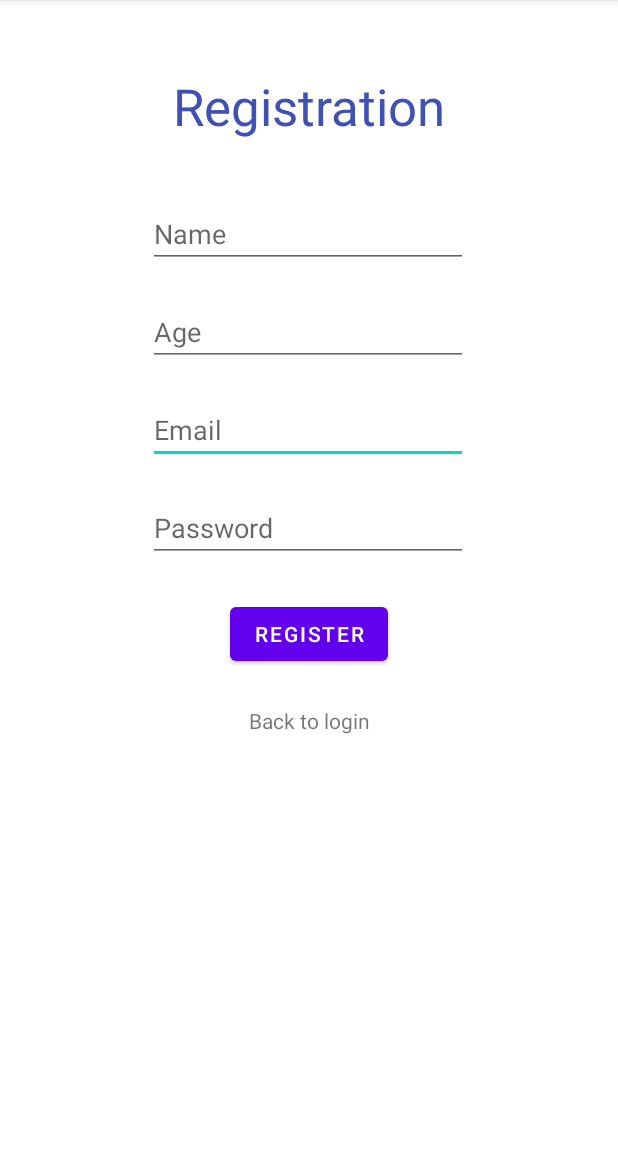
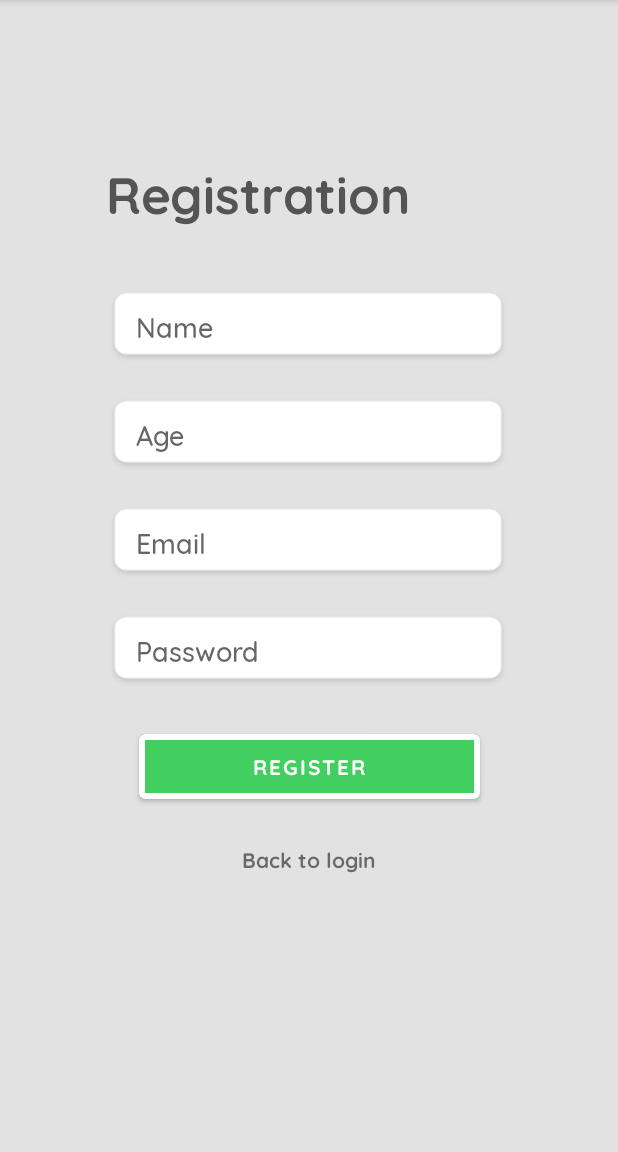
Before and after one commit to CMI-EMI-Op-Zuid/Prototype, an Android app: the RegistrationActivity screen opened directly, with no data from a screen before it, on a phone screen of 412 x 824 dp, the part 84-1236 px from its top. Run offline under Robolectric (Android 15) with nearby library versions, the phone set to English and light mode, and no system bars; our stand-ins replace Firebase (no records; nobody signed in at launch, a user with empty details on screens opened directly).

Commit message:
Registration page styled
Added styling to the registration page

```diff
--- a/app/src/main/res/layout/activity_login.xml
+++ b/app/src/main/res/layout/activity_login.xml
@@ -92,8 +92,12 @@
         android:layout_height="wrap_content"
         android:fontFamily="@font/quicksand_bold"
         android:text="Forgot password? Click here"
-        tools:layout_editor_absoluteX="110dp"
-        tools:layout_editor_absoluteY="528dp" />
+        app:layout_constraintBottom_toBottomOf="parent"
+        app:layout_constraintEnd_toEndOf="parent"
+        app:layout_constraintHorizontal_bias="0.497"
+        app:layout_constraintStart_toStartOf="parent"
+        app:layout_constraintTop_toBottomOf="@+id/Registration"
+        app:layout_constraintVertical_bias="0.082" />
 
     <ProgressBar
         android:id="@+id/progressBar"
--- a/app/src/main/res/layout/activity_registration.xml
+++ b/app/src/main/res/layout/activity_registration.xml
@@ -4,38 +4,48 @@
     xmlns:tools="http://schemas.android.com/tools"
     android:layout_width="match_parent"
     android:layout_height="match_parent"
+    android:background="#E2E2E2"
     tools:context=".RegistrationActivity">
 
     <TextView
         android:id="@+id/Banner"
         android:layout_width="wrap_content"
         android:layout_height="wrap_content"
-        android:layout_marginTop="48dp"
+        android:layout_marginTop="104dp"
+        android:fontFamily="@font/quicksand_bold"
         android:text="@string/registration"
         android:textAppearance="@style/TextAppearance.AppCompat.Display1"
-        android:textColor="#3F51B5"
+        android:textColor="#545454"
         app:layout_constraintEnd_toEndOf="parent"
+        app:layout_constraintHorizontal_bias="0.338"
         app:layout_constraintStart_toStartOf="parent"
         app:layout_constraintTop_toTopOf="parent" />
 
     <Button
         android:id="@+id/confirmRegistration"
-        android:layout_width="wrap_content"
-        android:layout_height="wrap_content"
+        android:layout_width="227dp"
+        android:layout_height="55dp"
         android:layout_marginTop="24dp"
+        android:backgroundTint="#43CF5F"
+        android:fontFamily="@font/quicksand_bold"
         android:text="@string/register"
         app:layout_constraintEnd_toEndOf="parent"
         app:layout_constraintStart_toStartOf="parent"
-        app:layout_constraintTop_toBottomOf="@+id/passwordRegistration" />
+        app:layout_constraintTop_toBottomOf="@+id/passwordRegistration"
+        app:strokeColor="#FFFFFF"
+        app:strokeWidth="6px"/>
 
     <EditText
         android:id="@+id/emailRegistration"
-        android:layout_width="wrap_content"
-        android:layout_height="wrap_content"
+        android:layout_width="269dp"
+        android:layout_height="52dp"
         android:layout_marginTop="20dp"
+        android:background="@drawable/input_bg"
         android:ems="10"
+        android:fontFamily="@font/quicksand_medium"
+        android:hint="Email"
         android:inputType="textEmailAddress"
-        android:hint="Email"
+        android:paddingLeft="20dp"
         app:layout_constraintEnd_toEndOf="parent"
         app:layout_constraintHorizontal_bias="0.497"
         app:layout_constraintStart_toStartOf="parent"
@@ -43,12 +53,15 @@
 
     <EditText
         android:id="@+id/nameRegistration"
-        android:layout_width="wrap_content"
-        android:layout_height="wrap_content"
+        android:layout_width="269dp"
+        android:layout_height="52dp"
         android:layout_marginTop="40dp"
+        android:background="@drawable/input_bg"
         android:ems="10"
+        android:fontFamily="@font/quicksand_medium"
         android:hint="Name"
         android:inputType="textPersonName"
+        android:paddingLeft="20dp"
         app:layout_constraintEnd_toEndOf="parent"
         app:layout_constraintHorizontal_bias="0.497"
         app:layout_constraintStart_toStartOf="parent"
@@ -56,12 +69,15 @@
 
     <EditText
         android:id="@+id/editAge"
-        android:layout_width="wrap_content"
-        android:layout_height="wrap_content"
+        android:layout_width="269dp"
+        android:layout_height="52dp"
         android:layout_marginTop="20dp"
+        android:background="@drawable/input_bg"
         android:ems="10"
+        android:fontFamily="@font/quicksand_medium"
+        android:hint="Age"
         android:inputType="date"
-        android:hint="Age"
+        android:paddingLeft="20dp"
         app:layout_constraintEnd_toEndOf="parent"
         app:layout_constraintHorizontal_bias="0.497"
         app:layout_constraintStart_toStartOf="parent"
@@ -69,12 +85,15 @@
 
     <EditText
         android:id="@+id/passwordRegistration"
-        android:layout_width="wrap_content"
-        android:layout_height="wrap_content"
+        android:layout_width="269dp"
+        android:layout_height="52dp"
         android:layout_marginTop="20dp"
+        android:background="@drawable/input_bg"
         android:ems="10"
+        android:fontFamily="@font/quicksand_medium"
+        android:hint="Password"
         android:inputType="textPassword"
-        android:hint="Password"
+        android:paddingLeft="20dp"
         app:layout_constraintEnd_toEndOf="parent"
         app:layout_constraintHorizontal_bias="0.497"
         app:layout_constraintStart_toStartOf="parent"
@@ -85,6 +104,7 @@
         android:layout_width="wrap_content"
         android:layout_height="wrap_content"
         android:layout_marginTop="24dp"
+        android:fontFamily="@font/quicksand_bold"
         android:text="Back to login"
         app:layout_constraintEnd_toEndOf="parent"
         app:layout_constraintStart_toStartOf="parent"
```
